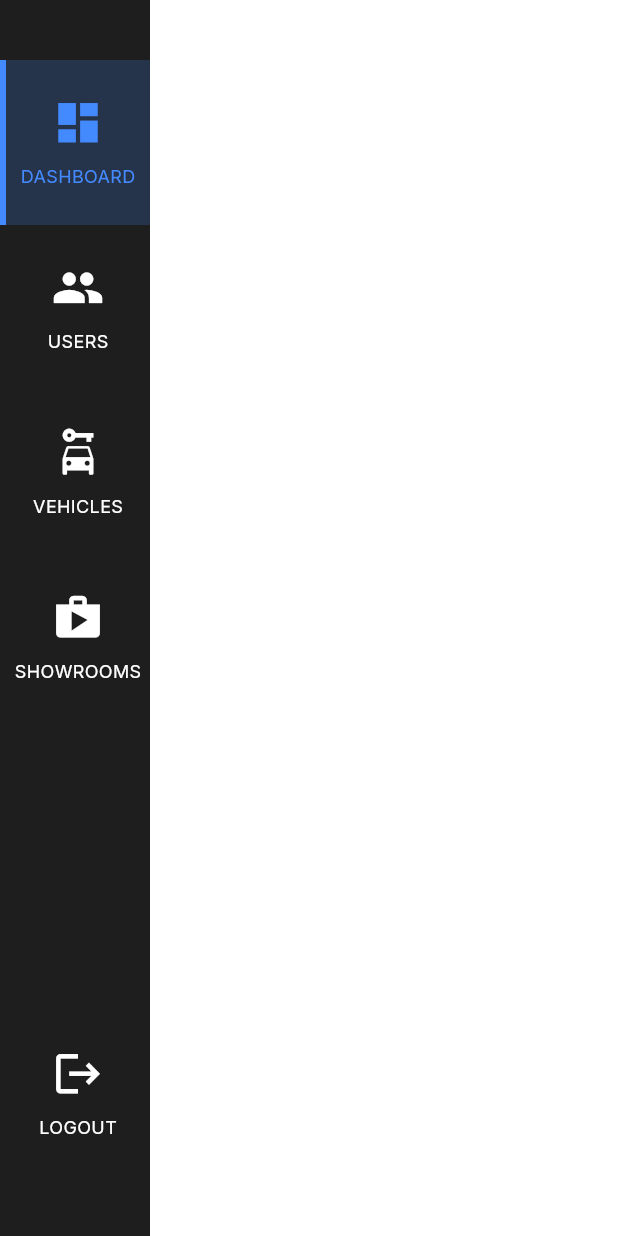
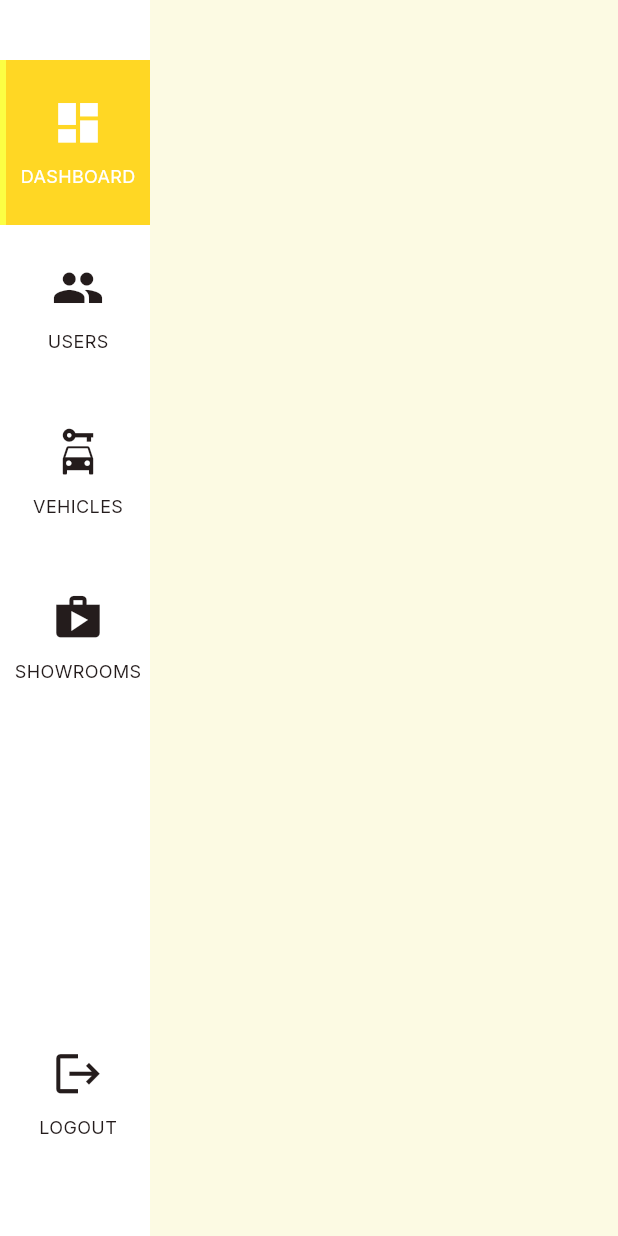
Before and after one commit to RahulSomaraj/ado_dad_admin, a Flutter app: the AppSidebar widget shown alone on an empty page, opened directly with empty values, on a phone screen of 412 x 824 dp. Run offline on Flutter 3.47's test engine with Material 3 defaults, Android fonts, the light colour scheme and no system bars; our stand-ins replace dio, equatable, flutter_bloc, flutter_secure_storage, google_fonts, intl_phone_number_input and 1 more; missing offline and left inert: country_phone_validator; accounts and stored records are empty; generated files the repository leaves out were written again; network calls fail.

Commit message:
user dashboard and color theme change

```diff
--- a/lib/core/widgets/left_bar.dart
+++ b/lib/core/widgets/left_bar.dart
@@ -15,7 +15,7 @@ class AppSidebar extends StatelessWidget {
     return Container(
       width: 100, // Set fixed width for consistent layout
       decoration: const BoxDecoration(
-        color: Color(0xFF1E1E1E),
+        color: Color.fromARGB(255, 255, 255, 255),
       ),
       child: Column(
         children: [
@@ -40,12 +40,12 @@ class AppSidebar extends StatelessWidget {
         padding: const EdgeInsets.symmetric(vertical: 24.0),
         decoration: BoxDecoration(
           color: selectedIndex == index
-              ? Colors.blueAccent.withOpacity(0.2)
+              ?  const Color.fromARGB(255, 255, 215, 36)
               : Colors.transparent,
           border: Border(
             left: BorderSide(
               color: selectedIndex == index
-                  ? Colors.blueAccent
+                  ?  const Color.fromARGB(255, 252, 255, 68)
                   : Colors.transparent,
               width: 4, // Highlight on the left
             ),
@@ -57,7 +57,7 @@ class AppSidebar extends StatelessWidget {
             Icon(
               icon,
               size: 35, // Large uniform icon
-              color: selectedIndex == index ? Colors.blueAccent : Colors.white,
+              color: selectedIndex == index ? const Color.fromARGB(255, 255, 255, 255) : const Color.fromARGB(255, 36, 28, 28),
             ),
             const SizedBox(height: 10),
             Text(
@@ -65,7 +65,7 @@ class AppSidebar extends StatelessWidget {
               style: TextStyle(
                 fontSize: 12,
                 color:
-                    selectedIndex == index ? Colors.blueAccent : Colors.white,
+                    selectedIndex == index ?  const Color.fromARGB(255, 255, 255, 255)  : const Color.fromARGB(255, 36, 28, 28),
               ),
             ),
           ],
--- a/lib/dashboard/users/detailed/user_edit_main.dart
+++ b/lib/dashboard/users/detailed/user_edit_main.dart
@@ -30,7 +30,7 @@ class UserEditPage extends StatelessWidget {
           title: const Text('User Edit'),
           leading: IconButton(
             icon: const Icon(Icons.arrow_back),
-            onPressed: () => onGoBack(2), // Navigate back to UserListPage
+            onPressed: () => onGoBack(1), // Navigate back to UserListPage
           ),
         ),
         body: BlocConsumer<UserBloc, UserState>(
--- a/lib/main.dart
+++ b/lib/main.dart
@@ -83,7 +83,7 @@ class MyApp extends StatelessWidget {
                 primarySwatch: Colors.blue,
                 fontFamily: GoogleFonts.inter().fontFamily,
                 scaffoldBackgroundColor:
-                    const Color.fromARGB(141, 255, 255, 255),
+                    const Color.fromARGB(101, 247, 242, 184),
                 textTheme: TextTheme(
                   bodyLarge: GoogleFonts.inter(
                     fontSize: 18.0,
```
Also changed, not shown: lib/dashboard/home/dashboard.dart (+6 -2 lines), lib/dashboard/users/user_data_table.dart (+36 -26 lines).
